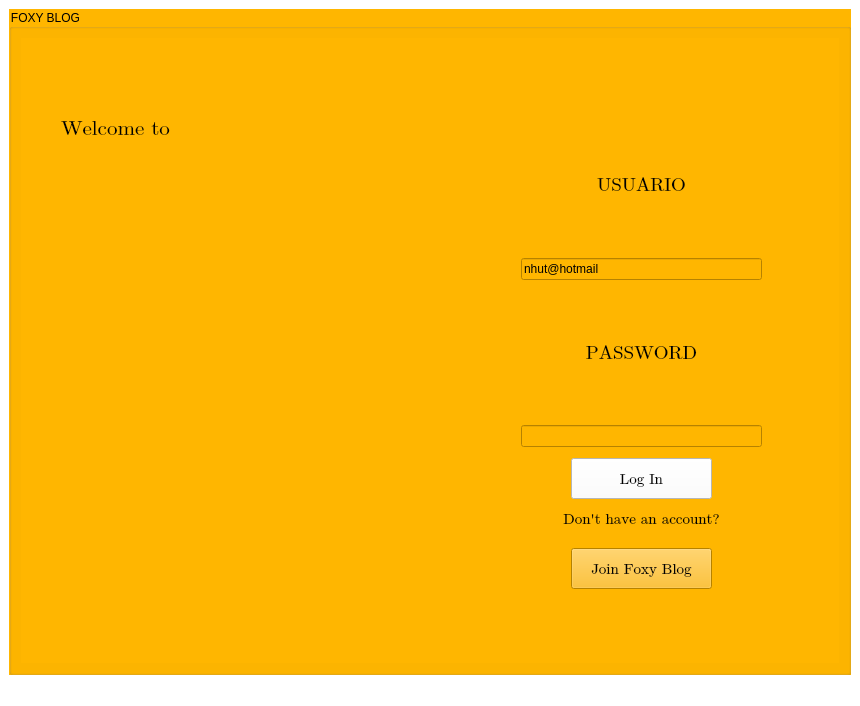
The window that login.ui (DarkMage17/CC31_20181B402_20181C600_201823838) describes before a commit, drawn with Qt 5.
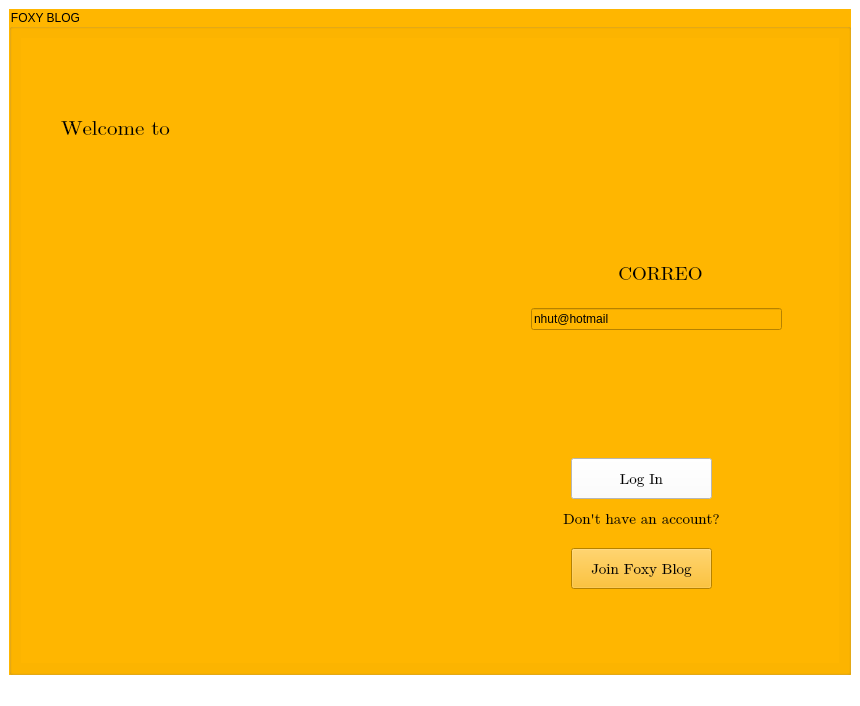
The same window after the commit. Icons and pictures are not drawn.

What changed in the file:
```diff
--- a/login.ui
+++ b/login.ui
@@ -27,7 +27,7 @@
        <string>FOXY BLOG</string>
       </property>
       <layout class="QGridLayout" name="gridLayout_2">
-       <item row="0" column="0">
+       <item row="0" column="1">
         <widget class="QStackedWidget" name="stackedWidget">
          <property name="currentIndex">
           <number>0</number>
@@ -77,70 +77,6 @@
             <string>Log In</string>
            </property>
           </widget>
-          <widget class="QWidget" name="layoutWidget">
-           <property name="geometry">
-            <rect>
-             <x>500</x>
-             <y>80</y>
-             <width>241</width>
-             <height>329</height>
-            </rect>
-           </property>
-           <layout class="QVBoxLayout" name="verticalLayout">
-            <item>
-             <widget class="QLabel" name="label_2">
-              <property name="font">
-               <font>
-                <family>Cambria Math</family>
-                <pointsize>14</pointsize>
-               </font>
-              </property>
-              <property name="styleSheet">
-               <string notr="true">color: rgb(0, 0, 0);</string>
-              </property>
-              <property name="text">
-               <string>USUARIO</string>
-              </property>
-              <property name="alignment">
-               <set>Qt::AlignCenter</set>
-              </property>
-             </widget>
-            </item>
-            <item>
-             <widget class="QLineEdit" name="txt_correoLog">
-              <property name="text">
-               <string>nhut@hotmail</string>
-              </property>
-             </widget>
-            </item>
-            <item>
-             <widget class="QLabel" name="label_3">
-              <property name="font">
-               <font>
-                <family>Cambria Math</family>
-                <pointsize>14</pointsize>
-               </font>
-              </property>
-              <property name="styleSheet">
-               <string notr="true">color: rgb(0, 0, 0);</string>
-              </property>
-              <property name="text">
-               <string>PASSWORD</string>
-              </property>
-              <property name="alignment">
-               <set>Qt::AlignCenter</set>
-              </property>
-             </widget>
-            </item>
-            <item>
-             <widget class="QLineEdit" name="txt_contraLog">
-              <property name="echoMode">
-               <enum>QLineEdit::Password</enum>
-              </property>
-             </widget>
-            </item>
-           </layout>
-          </widget>
           <widget class="QLabel" name="label_6">
            <property name="geometry">
             <rect>
@@ -226,8 +162,8 @@
           <widget class="QLabel" name="label_20">
            <property name="geometry">
             <rect>
-             <x>420</x>
-             <y>50</y>
+             <x>510</x>
+             <y>150</y>
              <width>131</width>
              <height>51</height>
             </rect>
@@ -261,6 +197,44 @@
             <string>Welcome to</string>
            </property>
           </widget>
+          <widget class="QLabel" name="label_2">
+           <property name="geometry">
+            <rect>
+             <x>520</x>
+             <y>220</y>
+             <width>239</width>
+             <height>31</height>
+            </rect>
+           </property>
+           <property name="font">
+            <font>
+             <family>Cambria Math</family>
+             <pointsize>14</pointsize>
+            </font>
+           </property>
+           <property name="styleSheet">
+            <string notr="true">color: rgb(0, 0, 0);</string>
+           </property>
+           <property name="text">
+            <string>CORREO</string>
+           </property>
+           <property name="alignment">
+            <set>Qt::AlignCenter</set>
+           </property>
+          </widget>
+          <widget class="QLineEdit" name="txt_correoLog">
+           <property name="geometry">
+            <rect>
+             <x>510</x>
+             <y>270</y>
+             <width>251</width>
+             <height>22</height>
+            </rect>
+           </property>
+           <property name="text">
+            <string>nhut@hotmail</string>
+           </property>
+          </widget>
           <zorder>B_ingresar</zorder>
           <zorder>layoutWidget</zorder>
           <zorder>label_6</zorder>
```
Left out of the diff: 52 changed lines with no effect on the pictures.
